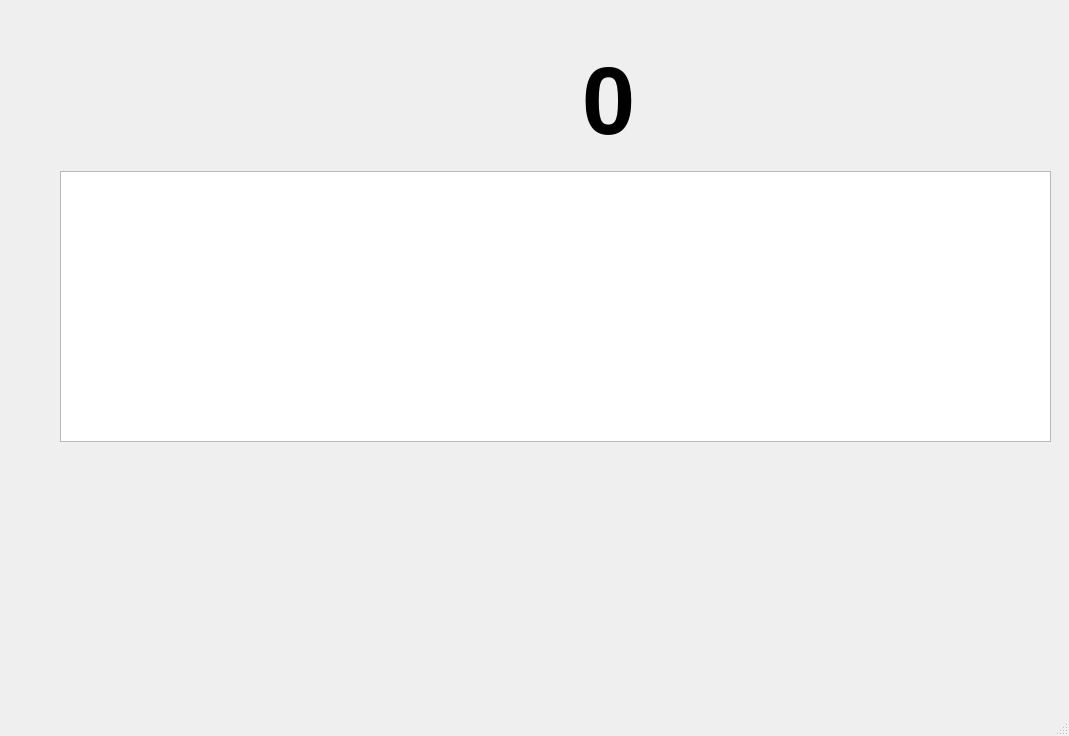
Qt form main_window/bitcoin_biper_mainwindow.ui (ValeryStk/Bitcoin-tracker) before a commit.
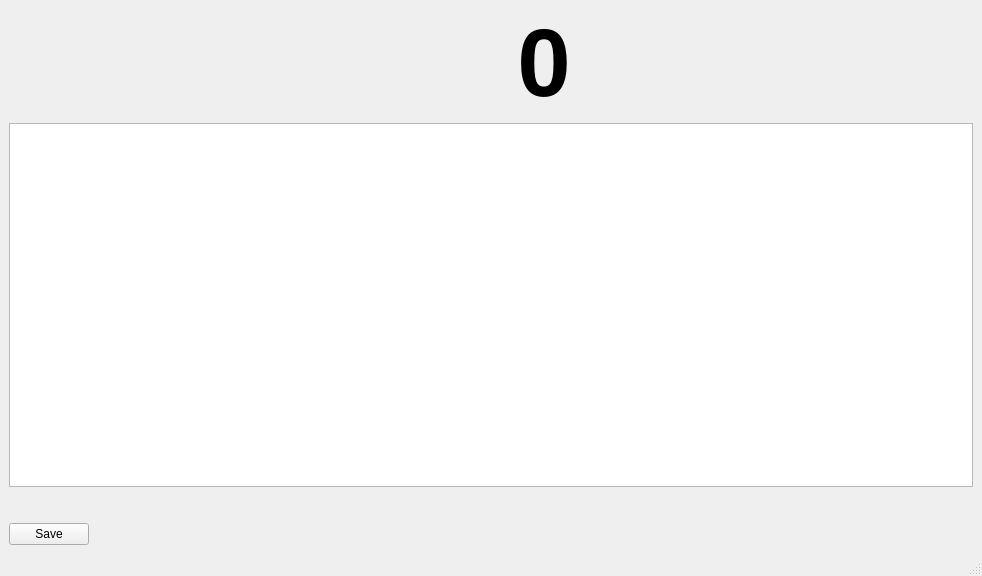
The same form after that commit.

The edit to the form file:
```diff
--- a/main_window/bitcoin_biper_mainwindow.ui
+++ b/main_window/bitcoin_biper_mainwindow.ui
@@ -6,33 +6,16 @@
    <rect>
     <x>0</x>
     <y>0</y>
-    <width>1069</width>
-    <height>736</height>
+    <width>982</width>
+    <height>576</height>
    </rect>
   </property>
   <property name="windowTitle">
    <string>BitcoinBiperMainWindow</string>
   </property>
   <widget class="QWidget" name="centralwidget">
-   <widget class="QTableWidget" name="tableWidget_transactions">
-    <property name="geometry">
-     <rect>
-      <x>60</x>
-      <y>171</y>
-      <width>991</width>
-      <height>271</height>
-     </rect>
-    </property>
-   </widget>
-   <widget class="QWidget" name="layoutWidget">
-    <property name="geometry">
-     <rect>
-      <x>60</x>
-      <y>20</y>
-      <width>991</width>
-      <height>162</height>
-     </rect>
-    </property>
+   <layout class="QVBoxLayout" name="verticalLayout">
+    <item>
     <layout class="QHBoxLayout" name="horizontalLayout">
      <item>
       <widget class="QLabel" name="label_btc_logo">
@@ -79,16 +62,12 @@
       </widget>
      </item>
     </layout>
-   </widget>
+    </item>
+    <item>
+     <widget class="QTableWidget" name="tableWidget_transactions"/>
+    </item>
+    <item>
    <widget class="QLabel" name="label_average_price">
-    <property name="geometry">
-     <rect>
-      <x>70</x>
-      <y>510</y>
-      <width>971</width>
-      <height>61</height>
-     </rect>
-    </property>
     <property name="font">
      <font>
       <pointsize>16</pointsize>
@@ -98,6 +77,32 @@
      <string/>
     </property>
    </widget>
+    </item>
+    <item>
+     <layout class="QHBoxLayout" name="horizontalLayout_2">
+      <item>
+       <widget class="QPushButton" name="pushButton_save_to_json">
+        <property name="text">
+         <string>Save</string>
+        </property>
+       </widget>
+      </item>
+      <item>
+       <spacer name="horizontalSpacer">
+        <property name="orientation">
+         <enum>Qt::Horizontal</enum>
+        </property>
+        <property name="sizeHint" stdset="0">
+         <size>
+          <width>40</width>
+          <height>20</height>
+         </size>
+        </property>
+       </spacer>
+      </item>
+     </layout>
+    </item>
+   </layout>
   </widget>
   <widget class="QMenuBar" name="menubar">
    <property name="geometry">
```
Left out of the diff: 4 changed lines with no effect on the pictures. Lines whose indentation alone changed are shown as unchanged.
